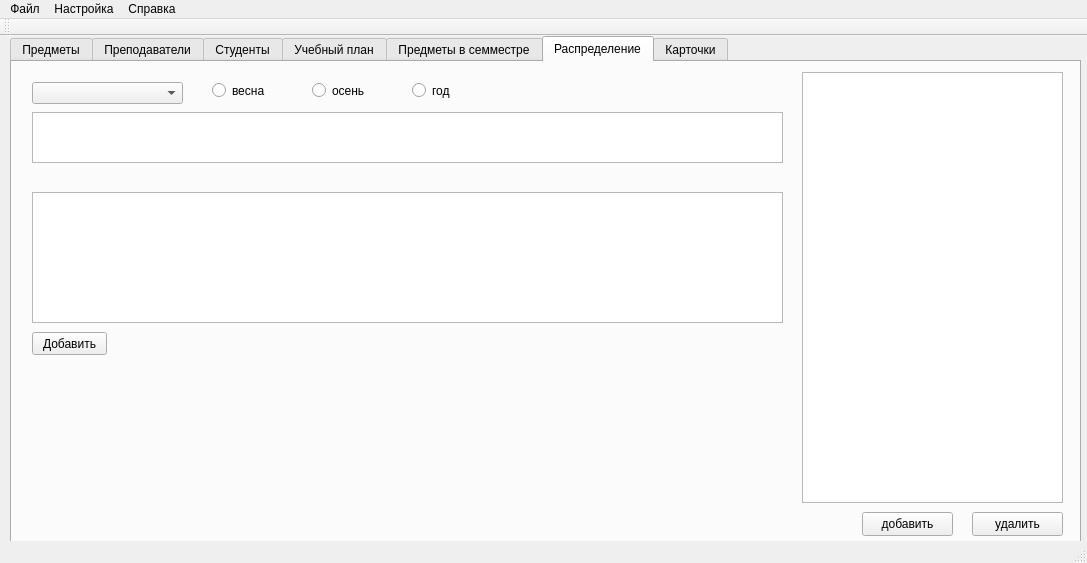
alexeypertcev/ksu-ivt-nagruzka, file mainwindow.ui: the form before one commit.
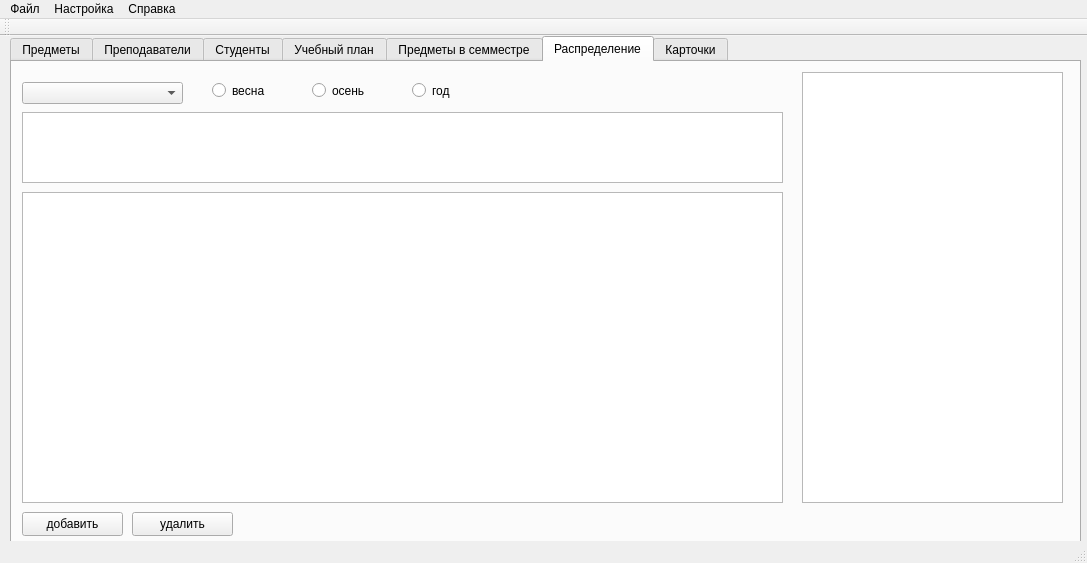
The form after the commit. Custom widgets are drawn as their Qt base class.

The edit to the form file:
```diff
--- a/mainwindow.ui
+++ b/mainwindow.ui
@@ -345,9 +345,9 @@
      <widget class="QPushButton" name="pushButton_add_distribution">
       <property name="geometry">
        <rect>
-        <x>850</x>
+        <x>10</x>
         <y>450</y>
-        <width>91</width>
+        <width>101</width>
         <height>24</height>
        </rect>
       </property>
@@ -358,9 +358,9 @@
      <widget class="QPushButton" name="pushButton_del_distribution">
       <property name="geometry">
        <rect>
-        <x>960</x>
+        <x>120</x>
         <y>450</y>
-        <width>91</width>
+        <width>101</width>
         <height>24</height>
        </rect>
       </property>
@@ -371,36 +371,23 @@
      <widget class="QTableView" name="tableView_7">
       <property name="geometry">
        <rect>
-        <x>20</x>
+        <x>10</x>
         <y>50</y>
-        <width>751</width>
-        <height>51</height>
+        <width>761</width>
+        <height>71</height>
        </rect>
       </property>
      </widget>
      <widget class="QTableView" name="tableView_8">
       <property name="geometry">
        <rect>
-        <x>20</x>
+        <x>10</x>
         <y>130</y>
-        <width>751</width>
-        <height>131</height>
+        <width>761</width>
+        <height>311</height>
        </rect>
       </property>
      </widget>
-     <widget class="QPushButton" name="pushButton_5">
-      <property name="geometry">
-       <rect>
-        <x>20</x>
-        <y>270</y>
-        <width>75</width>
-        <height>23</height>
-       </rect>
-      </property>
-      <property name="text">
-       <string>Добавить</string>
-      </property>
-     </widget>
      <widget class="QRadioButton" name="radioButton">
       <property name="geometry">
        <rect>
@@ -443,9 +430,9 @@
      <widget class="QComboBox" name="comboBox_3">
       <property name="geometry">
        <rect>
-        <x>20</x>
+        <x>10</x>
         <y>20</y>
-        <width>151</width>
+        <width>161</width>
         <height>22</height>
        </rect>
       </property>
```
Left out of the diff: 2 changed lines with no effect on the pictures.
